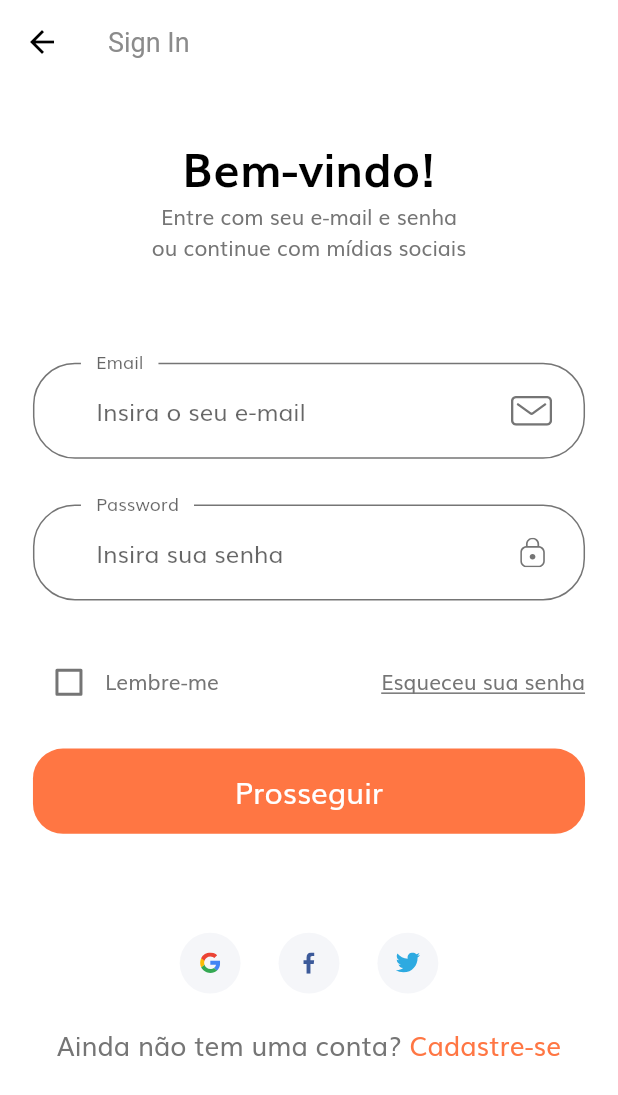
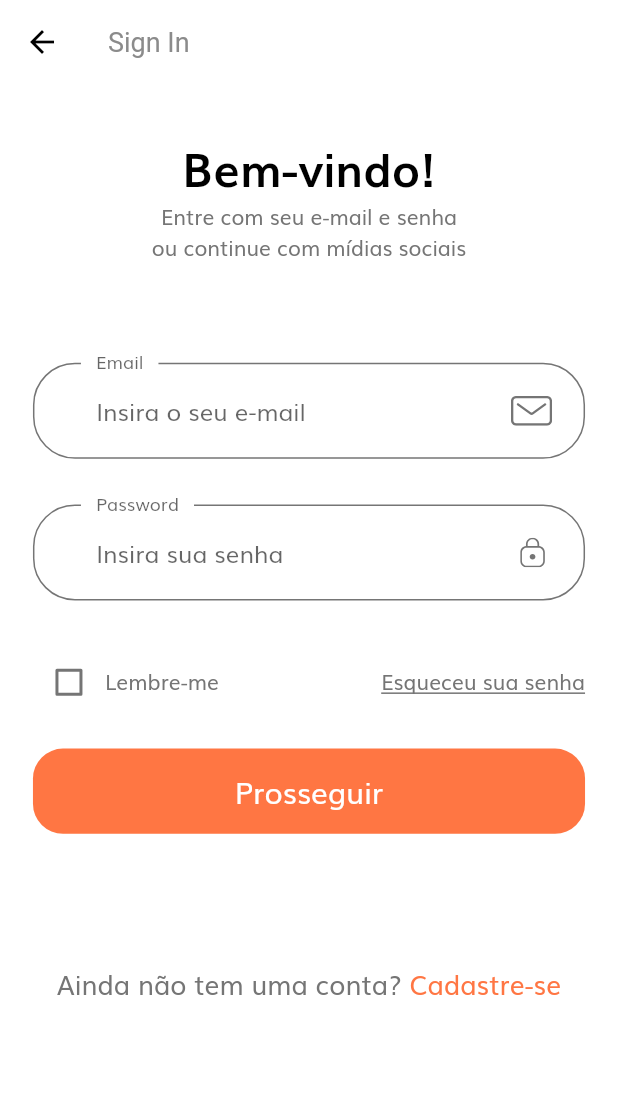
Before and after one commit to TCC2-SaudeMental/frontend, a Flutter app: the screen it shows after launch, after a tap on "Prosseguir", on a phone screen of 412 x 824 dp. Shown: the top 1095 px of the screen. Run offline on Flutter 3.47's test engine with Material 2 defaults, Android fonts, the phone set to English and light mode, and no system bars; our stand-ins replace flutter_secure_storage, flutter_svg.

```diff
--- a/lib/main.dart
+++ b/lib/main.dart
@@ -1,6 +1,5 @@
 import 'package:flutter/material.dart';
 import 'package:shop_app/routes.dart';
-import 'package:shop_app/screens/profile/profile_screen.dart';
 import 'package:shop_app/screens/splash/splash_screen.dart';
 import 'package:shop_app/theme.dart';
 
@@ -16,7 +15,7 @@ class MyApp extends StatelessWidget {
       debugShowCheckedModeBanner: false,
       title: 'Flutter Demo',
       theme: theme(),
-      // home: SplashScreen(),
+      // home: SplashScreen(),http://localhost:5000/login
       // We use routeName so that we dont need to remember the name
       initialRoute: SplashScreen.routeName,
       routes: routes,
--- a/lib/screens/sign_in/components/body.dart
+++ b/lib/screens/sign_in/components/body.dart
@@ -32,23 +32,6 @@ class Body extends StatelessWidget {
                 SizedBox(height: SizeConfig.screenHeight * 0.08),
                 SignForm(),
                 SizedBox(height: SizeConfig.screenHeight * 0.08),
-                Row(
-                  mainAxisAlignment: MainAxisAlignment.center,
-                  children: [
-                    SocalCard(
-                      icon: "assets/icons/google-icon.svg",
-                      press: () {},
-                    ),
-                    SocalCard(
-                      icon: "assets/icons/facebook-2.svg",
-                      press: () {},
-                    ),
-                    SocalCard(
-                      icon: "assets/icons/twitter.svg",
-                      press: () {},
-                    ),
-                  ],
-                ),
                 SizedBox(height: getProportionateScreenHeight(20)),
                 NoAccountText(),
               ],
--- /dev/null
+++ b/lib/services/storage.dart
@@ -0,0 +1,3 @@
+import 'package:flutter_secure_storage/flutter_secure_storage.dart';
+
+final secureStorage = const FlutterSecureStorage();
--- a/pubspec.yaml
+++ b/pubspec.yaml
@@ -30,6 +30,8 @@ dependencies:
   # if you are using latest flutter please update your flutter_svg package to ^0.18.*
   flutter_svg: ^0.22.0 # help us to use SVG in our app
   provider: ^6.0.0 # for State management
+  http: ^0.13.5
+  flutter_secure_storage: ^6.0.0
 
 dev_dependencies:
   flutter_test:
```
Also changed, not shown: analysis_options.yaml (added, +29 -0 lines), lib/screens/sign_in/components/sign_form.dart (+20 -1 lines), pubspec.lock, 57 other files.
